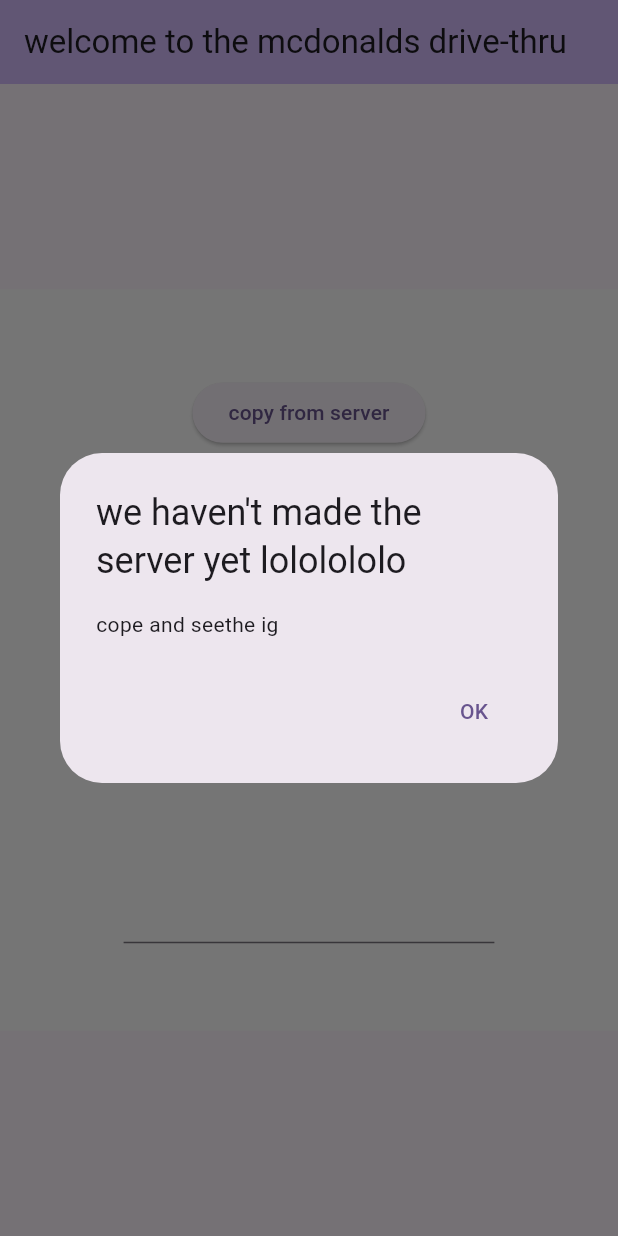
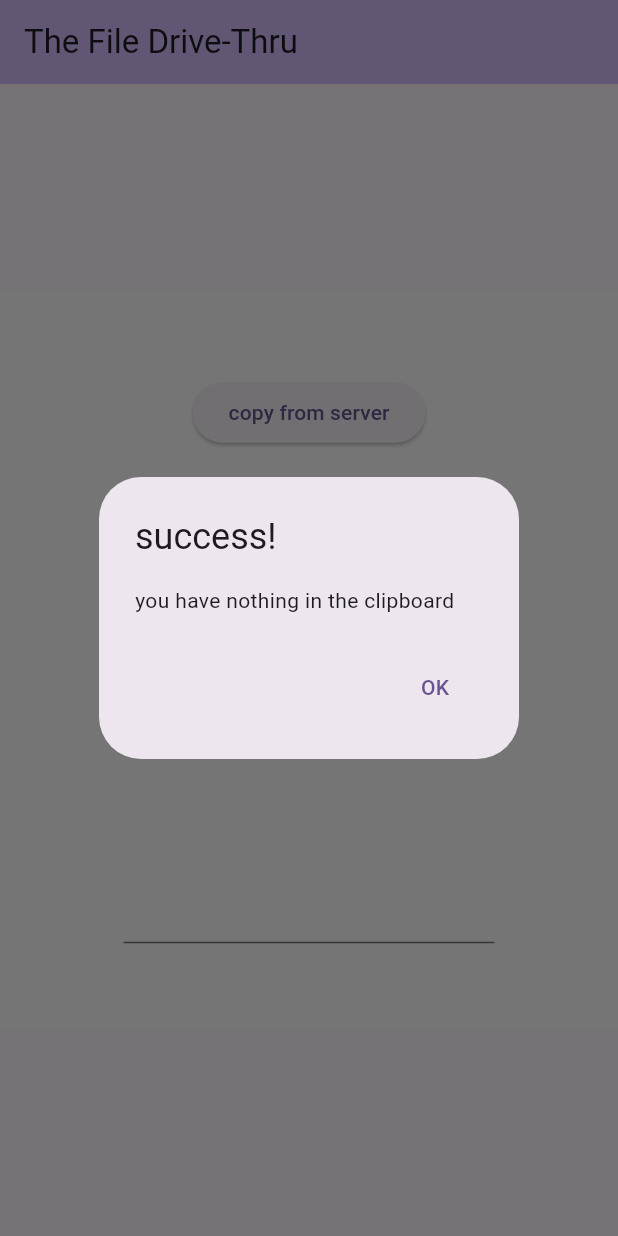
Before and after one commit to mrrsl/this-is-wendys, a Flutter app: the MyHomePage screen opened directly, after a tap on "copy from server", on a phone screen of 412 x 824 dp. Run offline on Flutter 3.47's test engine with Material 3 defaults, Android fonts, the light colour scheme and no system bars.

Commit message:
got thing to read from clipboard

```diff
--- a/flutter/mobile_gui/lib/main.dart
+++ b/flutter/mobile_gui/lib/main.dart
@@ -1,4 +1,5 @@
 import 'package:flutter/material.dart';
+import 'package:flutter/services.dart';
 
 void main() {
   runApp(const MyApp());
@@ -30,7 +31,7 @@
         // tested with just a hot reload.
         colorScheme: ColorScheme.fromSeed(seedColor: Colors.deepPurple),
       ),
-      home: const MyHomePage(title: 'welcome to the mcdonalds drive-thru'),
+      home: const MyHomePage(title: 'The File Drive-Thru'),
     );
   }
 }
@@ -98,15 +99,19 @@
                 mainAxisAlignment: MainAxisAlignment.spaceAround,
                 children: [
                   ElevatedButton(
-                    onPressed: () {
+                    onPressed: () async {
+                      ClipboardData? clipboardData = await Clipboard.getData(
+                        Clipboard.kTextPlain,
+                      );
+                      String text =
+                          clipboardData?.text ??
+                          'you have nothing in the clipboard';
                       showDialog<String>(
                         context: context,
                         builder:
                             (BuildContext context) => AlertDialog(
-                              title: const Text(
-                                'we haven\'t made the server yet lololololo',
-                              ),
-                              content: const Text('cope and seethe ig'),
+                              title: const Text('success!'),
+                              content: Text(text),
                               actions: <Widget>[
                                 TextButton(
                                   onPressed: () => Navigator.pop(context, 'OK'),
@@ -177,4 +182,9 @@
       ),
     );
   }
+
+  Future<String?> pasteTextFromClipboard() async {
+    ClipboardData? data = await Clipboard.getData(Clipboard.kTextPlain);
+    return data?.text;
+  }
 }
```
